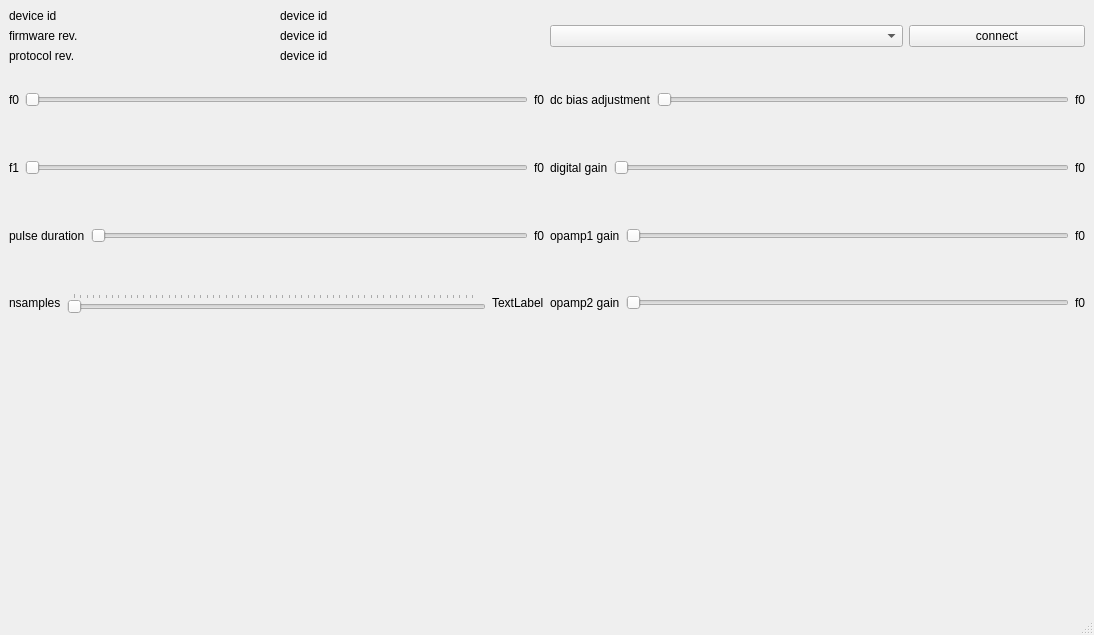
Above: mainwindow.ui from jaxxzer/chirp-viewer before the change. Below: the same form after it.
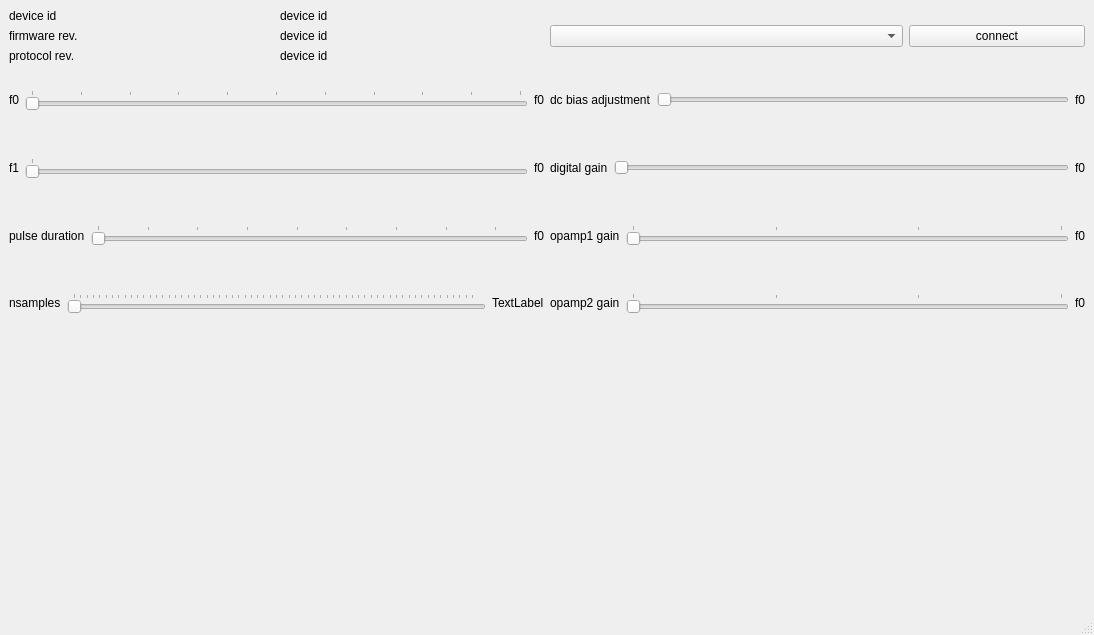
That is the form after the change. Custom widgets are drawn as their Qt base class.

Commit message: wip, adjustments working mostly

```diff
--- a/mainwindow.ui
+++ b/mainwindow.ui
@@ -145,9 +145,33 @@
             </item>
             <item>
              <widget class="QSlider" name="f0Slider">
+              <property name="minimum">
+               <number>90000</number>
+              </property>
+              <property name="maximum">
+               <number>140000</number>
+              </property>
+              <property name="singleStep">
+               <number>1000</number>
+              </property>
+              <property name="pageStep">
+               <number>1000</number>
+              </property>
+              <property name="value">
+               <number>90000</number>
+              </property>
+              <property name="tracking">
+               <bool>false</bool>
+              </property>
               <property name="orientation">
                <enum>Qt::Horizontal</enum>
               </property>
+              <property name="tickPosition">
+               <enum>QSlider::TicksAbove</enum>
+              </property>
+              <property name="tickInterval">
+               <number>1000</number>
+              </property>
              </widget>
             </item>
             <item>
@@ -170,9 +194,30 @@
             </item>
             <item>
              <widget class="QSlider" name="f1Slider">
+              <property name="minimum">
+               <number>110000</number>
+              </property>
+              <property name="maximum">
+               <number>160000</number>
+              </property>
+              <property name="singleStep">
+               <number>1000</number>
+              </property>
+              <property name="pageStep">
+               <number>1000</number>
+              </property>
+              <property name="tracking">
+               <bool>false</bool>
+              </property>
               <property name="orientation">
                <enum>Qt::Horizontal</enum>
               </property>
+              <property name="tickPosition">
+               <enum>QSlider::TicksAbove</enum>
+              </property>
+              <property name="tickInterval">
+               <number>1000</number>
+              </property>
              </widget>
             </item>
             <item>
@@ -195,9 +240,27 @@
             </item>
             <item>
              <widget class="QSlider" name="pulseDurationSlider">
+              <property name="minimum">
+               <number>50</number>
+              </property>
+              <property name="maximum">
+               <number>900</number>
+              </property>
+              <property name="singleStep">
+               <number>1</number>
+              </property>
+              <property name="tracking">
+               <bool>false</bool>
+              </property>
               <property name="orientation">
                <enum>Qt::Horizontal</enum>
               </property>
+              <property name="tickPosition">
+               <enum>QSlider::TicksAbove</enum>
+              </property>
+              <property name="tickInterval">
+               <number>100</number>
+              </property>
              </widget>
             </item>
             <item>
@@ -317,9 +380,21 @@
             </item>
             <item>
              <widget class="QSlider" name="opamp1GainSlider">
+              <property name="maximum">
+               <number>3</number>
+              </property>
+              <property name="tracking">
+               <bool>false</bool>
+              </property>
               <property name="orientation">
                <enum>Qt::Horizontal</enum>
               </property>
+              <property name="tickPosition">
+               <enum>QSlider::TicksAbove</enum>
+              </property>
+              <property name="tickInterval">
+               <number>1</number>
+              </property>
              </widget>
             </item>
             <item>
@@ -342,9 +417,21 @@
             </item>
             <item>
              <widget class="QSlider" name="opamp2GainSlider">
+              <property name="maximum">
+               <number>3</number>
+              </property>
+              <property name="tracking">
+               <bool>false</bool>
+              </property>
               <property name="orientation">
                <enum>Qt::Horizontal</enum>
               </property>
+              <property name="tickPosition">
+               <enum>QSlider::TicksAbove</enum>
+              </property>
+              <property name="tickInterval">
+               <number>1</number>
+              </property>
              </widget>
             </item>
             <item>
```
Left out of the diff: 6 changed lines with no effect on the pictures. The commit also changes 2 other files.
